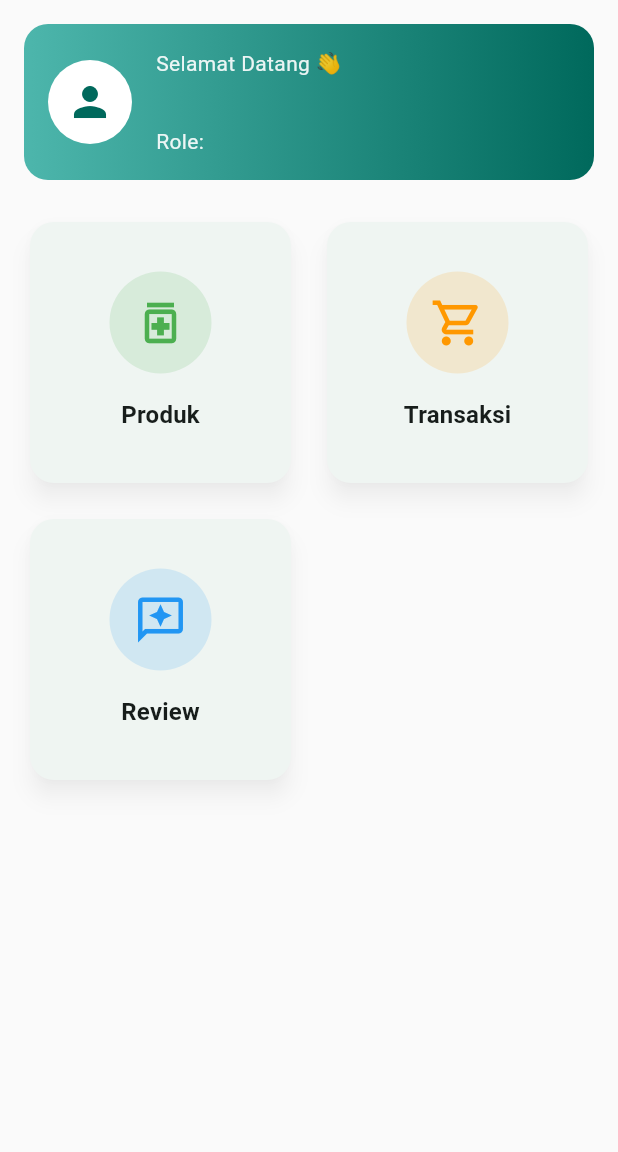
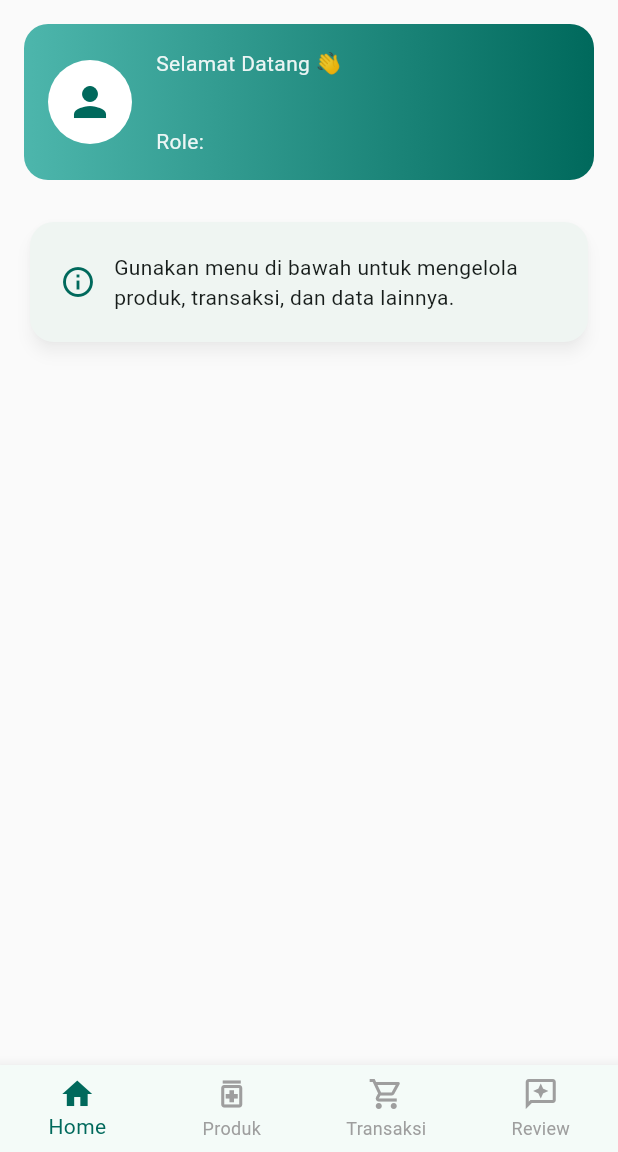
Before and after one commit to kenayuuu/PharmacyMicroservicesFlutter, a Flutter app: the HomeScreen screen opened directly, on a phone screen of 412 x 824 dp, the part 84-1236 px from its top. Run offline on Flutter 3.47's test engine with Material 3 defaults, Android fonts, the phone set to English and light mode, and no system bars; our stand-ins replace pdf, printing, shared_preferences; accounts and stored records are empty.

Commit message:
update ui

```diff
--- a/lib/config/api_config.dart
+++ b/lib/config/api_config.dart
@@ -1,5 +1,7 @@
 class ApiConfig {
   static const String baseUrl = 'http://192.168.18.65';
+  // static const String baseUrl = 'http://10.0.2.2';
+
 
   static const String userServiceUrl = '$baseUrl:4000';
   static const String productServiceUrl = '$baseUrl:8001';
--- a/lib/screen/home_screen.dart
+++ b/lib/screen/home_screen.dart
@@ -9,14 +9,31 @@ import 'transaction_list_screen.dart';
 import 'review_list_screen.dart';
 import 'report_transaction_screen.dart';
 
-class HomeScreen extends StatelessWidget {
+class HomeScreen extends StatefulWidget {
   const HomeScreen({super.key});
+
+  @override
+  State<HomeScreen> createState() => _HomeScreenState();
+}
+
+class _HomeScreenState extends State<HomeScreen> {
+  int _currentIndex = 0;
 
   @override
   Widget build(BuildContext context) {
     final authProvider = Provider.of<AuthProvider>(context);
     final UserData? user = authProvider.user;
     final bool isOwner = user != null && user.role == 'owner';
+
+    /// LIST HALAMAN SESUAI TAB
+    final List<Widget> pages = [
+      _homeContent(user),
+      const ProductListScreen(),
+      const TransactionListScreen(),
+      const ReviewListScreen(),
+      if (isOwner) const UserListScreen(),
+      if (isOwner) const ReportTransactionScreen(),
+    ];
 
     return Scaffold(
       appBar: AppBar(
@@ -30,18 +47,64 @@ class HomeScreen extends StatelessWidget {
               authProvider.logout();
               Navigator.of(context).pushReplacement(
                 MaterialPageRoute(
-                  builder: (context) => const LoginScreen(),
+                  builder: (_) => const LoginScreen(),
                 ),
               );
             },
           ),
         ],
       ),
-      body: Padding(
+
+      /// BODY BERDASARKAN TAB
+      body: pages[_currentIndex],
+
+      /// BOTTOM NAVBAR
+      bottomNavigationBar: BottomNavigationBar(
+        currentIndex: _currentIndex,
+        type: BottomNavigationBarType.fixed,
+        selectedItemColor: const Color(0xFF00695C),
+        unselectedItemColor: Colors.grey,
+        onTap: (index) {
+          setState(() => _currentIndex = index);
+        },
+        items: [
+          const BottomNavigationBarItem(
+            icon: Icon(Icons.home),
+            label: 'Home',
+          ),
+          const BottomNavigationBarItem(
+            icon: Icon(Icons.medication_outlined),
+            label: 'Produk',
+          ),
+          const BottomNavigationBarItem(
+            icon: Icon(Icons.shopping_cart_outlined),
+            label: 'Transaksi',
+          ),
+          const BottomNavigationBarItem(
+            icon: Icon(Icons.reviews_outlined),
+            label: 'Review',
+          ),
+          if (isOwner)
+            const BottomNavigationBarItem(
+              icon: Icon(Icons.people_outline),
+              label: 'Users',
+            ),
+          if (isOwner)
+            const BottomNavigationBarItem(
+              icon: Icon(Icons.bar_chart_outlined),
+              label: 'Laporan',
+            ),
+        ],
+      ),
+    );
+  }
+
+  /// ================= HOME CONTENT =================
+  Widget _homeContent(UserData? user) {
+    return Padding(
       padding: const EdgeInsets.all(16),
       child: Column(
         children: [
-            /// HEADER USER INFO
           Container(
             width: double.infinity,
             padding: const EdgeInsets.all(16),
@@ -87,7 +150,7 @@ class HomeScreen extends StatelessWidget {
                       ),
                       const SizedBox(height: 2),
                       Text(
-                          'Role: ${user != null ? user.role.toUpperCase() : ""}',
+                        'Role: ${user?.role.toUpperCase() ?? ""}',
                         style: TextStyle(
                           color: Colors.white.withOpacity(0.9),
                         ),
@@ -101,138 +164,28 @@ class HomeScreen extends StatelessWidget {
 
           const SizedBox(height: 24),
 
-            /// MENU GRID
+          /// INFO HOME (BISA DITAMBAH KONTEN)
+          Card(
+            elevation: 4,
+            shape: RoundedRectangleBorder(
+              borderRadius: BorderRadius.circular(16),
+            ),
+            child: Padding(
+              padding: const EdgeInsets.all(20),
+              child: Row(
+                children: const [
+                  Icon(Icons.info_outline, color: Color(0xFF00695C)),
+                  SizedBox(width: 12),
                   Expanded(
-              child: GridView.count(
-                crossAxisCount: 2,
-                crossAxisSpacing: 16,
-                mainAxisSpacing: 16,
-                children: [
-                  _buildMenuCard(
-                    context,
-                    icon: Icons.medication_outlined,
-                    title: 'Produk',
-                    color: Colors.green,
-                    onTap: () {
-                      Navigator.of(context).push(
-                        MaterialPageRoute(
-                          builder: (context) =>
-                          const ProductListScreen(),
-                        ),
-                      );
-                    },
-                  ),
-                  _buildMenuCard(
-                    context,
-                    icon: Icons.shopping_cart_outlined,
-                    title: 'Transaksi',
-                    color: Colors.orange,
-                    onTap: () {
-                      Navigator.of(context).push(
-                        MaterialPageRoute(
-                          builder: (context) =>
-                          const TransactionListScreen(),
-                        ),
-                      );
-                    },
-                  ),
-                  _buildMenuCard(
-                    context,
-                    icon: Icons.reviews_outlined,
-                    title: 'Review',
-                    color: Colors.blue,
-                    onTap: () {
-                      Navigator.of(context).push(
-                        MaterialPageRoute(
-                          builder: (context) =>
-                          const ReviewListScreen(),
-                        ),
-                      );
-                    },
-                  ),
-                  if (isOwner) ...[
-                    _buildMenuCard(
-                      context,
-                      icon: Icons.people_outline,
-                      title: 'Users',
-                      color: Colors.purple,
-                      onTap: () {
-                        Navigator.of(context).push(
-                          MaterialPageRoute(
-                            builder: (context) =>
-                            const UserListScreen(),
-                          ),
-                        );
-                      },
-                    ),
-                    _buildMenuCard(
-                      context,
-                      icon: Icons.bar_chart_outlined,
-                      title: 'Laporan',
-                      color: Colors.red,
-                      onTap: () {
-                        Navigator.of(context).push(
-                          MaterialPageRoute(
-                            builder: (context) =>
-                            const ReportTransactionScreen(),
-                          ),
-                        );
-                      },
-                    ),
-                  ],
-                ],
+                    child: Text(
+                      'Gunakan menu di bawah untuk mengelola produk, transaksi, dan data lainnya.',
                     ),
                   ),
                 ],
               ),
             ),
-    );
-  }
-
-  /// MENU CARD
-  Widget _buildMenuCard(
-      BuildContext context, {
-        required IconData icon,
-        required String title,
-        required Color color,
-        required VoidCallback onTap,
-      }) {
-    return InkWell(
-      onTap: onTap,
-      borderRadius: BorderRadius.circular(16),
-      child: Card(
-        elevation: 6,
-        shape: RoundedRectangleBorder(
-          borderRadius: BorderRadius.circular(16),
-        ),
-        child: Padding(
-          padding: const EdgeInsets.all(20),
-          child: Column(
-            mainAxisAlignment: MainAxisAlignment.center,
-            children: [
-              Container(
-                padding: const EdgeInsets.all(16),
-                decoration: BoxDecoration(
-                  color: color.withOpacity(0.15),
-                  shape: BoxShape.circle,
-                ),
-                child: Icon(
-                  icon,
-                  size: 36,
-                  color: color,
-                ),
-              ),
-              const SizedBox(height: 16),
-              Text(
-                title,
-                style: Theme.of(context)
-                    .textTheme
-                    .titleMedium
-                    ?.copyWith(fontWeight: FontWeight.bold),
           ),
         ],
-          ),
-        ),
       ),
     );
   }
```
Also changed, not shown: 1 other file. Lines whose indentation alone changed are shown as unchanged.
